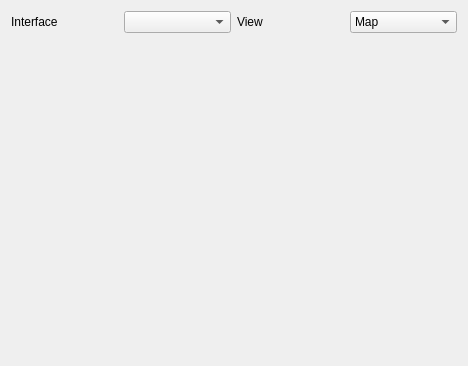
Old version of the form libs/ui/scanwidget.ui in the repository KDE/networkmanagement.
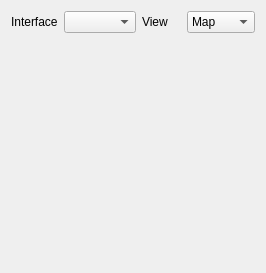
New version of the form. Custom widgets are drawn as their Qt base class.

The edit to the form file:
```diff
--- a/libs/ui/scanwidget.ui
+++ b/libs/ui/scanwidget.ui
@@ -5,8 +5,8 @@
    <rect>
     <x>0</x>
     <y>0</y>
-    <width>468</width>
-    <height>366</height>
+    <width>266</width>
+    <height>273</height>
    </rect>
   </property>
   <property name="sizePolicy" >
```
